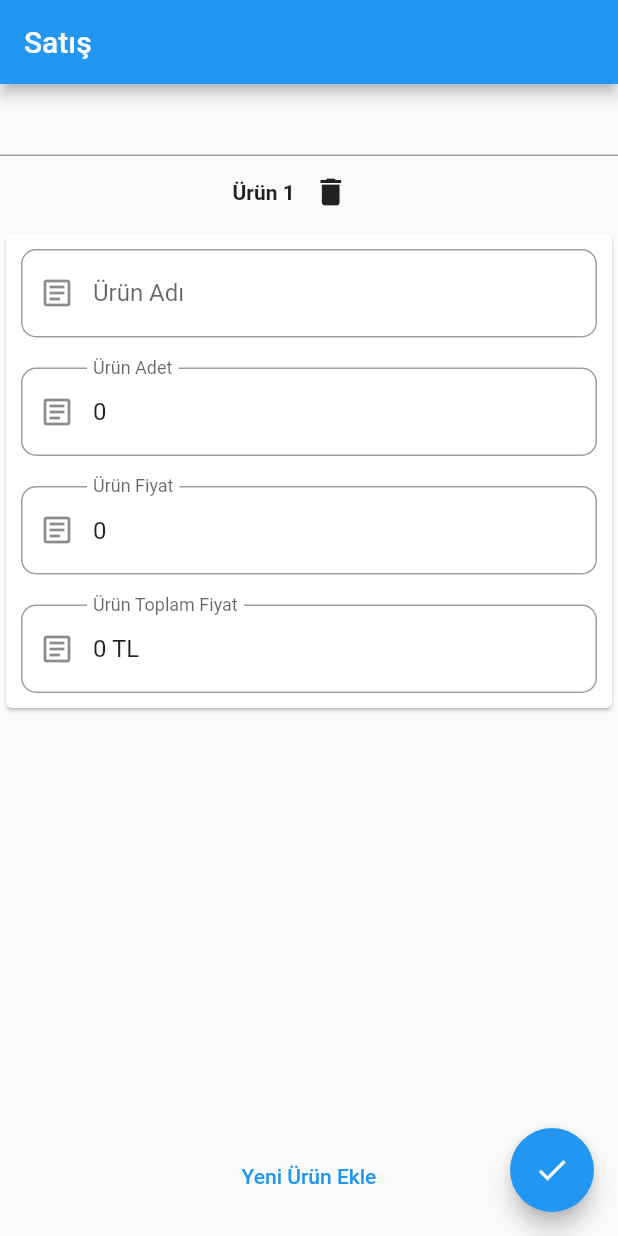
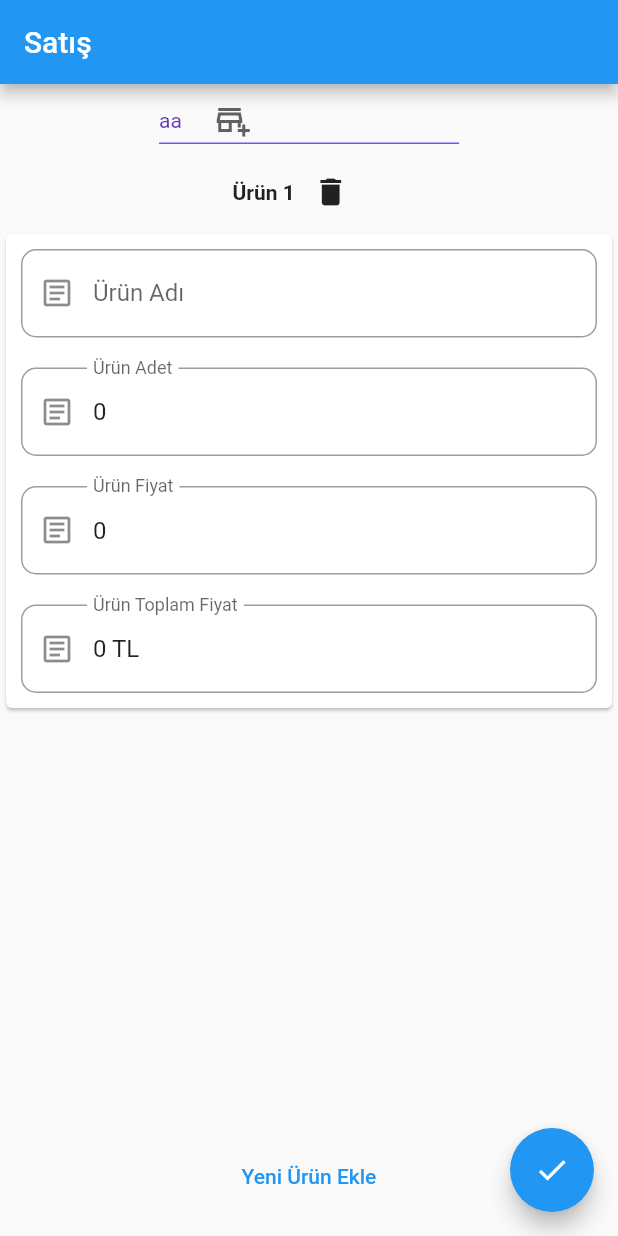
Before and after one commit to serkan221211/3301456_793301002, a Flutter app: the SOF screen opened directly, on a phone screen of 412 x 824 dp. Run offline on Flutter 3.47's test engine with Material 2 defaults, Android fonts, the phone set to English and light mode, and no system bars; our stand-ins replace dio, fluttertoast, geocoding, geolocator; missing offline and left inert: map_launcher.

Commit message:
mobil programlama

```diff
--- a/lib/ekran/Satıs_ekleme.dart
+++ b/lib/ekran/Satıs_ekleme.dart
@@ -59,7 +59,9 @@ class _SOFState extends State<SOF> {
                 keyboardType:TextInputType.name,
                 controller: nameController,
 
-
+                onTap: (){
+                  sum1.text=dropdownValue.toString();//geçiçi
+                },
             ),
           ),
           Padding(
@@ -144,7 +146,9 @@ class _SOFState extends State<SOF> {
     }
     Navigator.pop(context, entries);
   }
-  late int indis;
+
+  List<String> aa=["aa","sasa,","ssdsd","sds"];
+  String dropdownValue ="aa";
   @override
   Widget build(BuildContext context) {
     return Scaffold(
@@ -153,32 +157,36 @@ class _SOFState extends State<SOF> {
       ),
       body: Column(
         children: <Widget>[
-          TextField(//geçici
-            onTap: ()
-            {
-              for (int i = 0; i < cards.length; i++) {
-                var name =name1[i].text;
-                var adett = adet[i].text;
-                var fiyat = money[i].text;
-                try
-                {
-                  sum[i].text=(double.parse(adett)*double.parse(fiyat)).toString()+" "+"TL";
-                }
-                catch(e)
-              {
-                print("ondalıklı sayılarda virgül kullanmayınız");
-              }
-
-
-              }
-
-            },),
+      Container(
+        width: 200,
+        child: DropdownButton<String>(
+        value: dropdownValue,
+          icon: const Icon(Icons.add_business_outlined),
+          elevation: 16,
+          style: const TextStyle(color: Colors.deepPurple),
+          underline: Container(
+            height: 1,
+            color: Colors.deepPurpleAccent,
+          ),
+          onChanged: (String? newValue) {
+            setState(() {
+              dropdownValue = newValue!;
+            });
+          },
+          items: aa.map<DropdownMenuItem<String>>((String value) {
+            return DropdownMenuItem<String>(
+              value: value,
+              child: Text(value),
+            );
+          }).toList(),
+        ),
+      ),
 
           Expanded(
             child: ListView.builder(
               itemCount: cards.length,
               itemBuilder: (BuildContext context,  int index) {
-              indis=index;
+
                 return Container(
                   child: ListBody(
                     children: [
```
